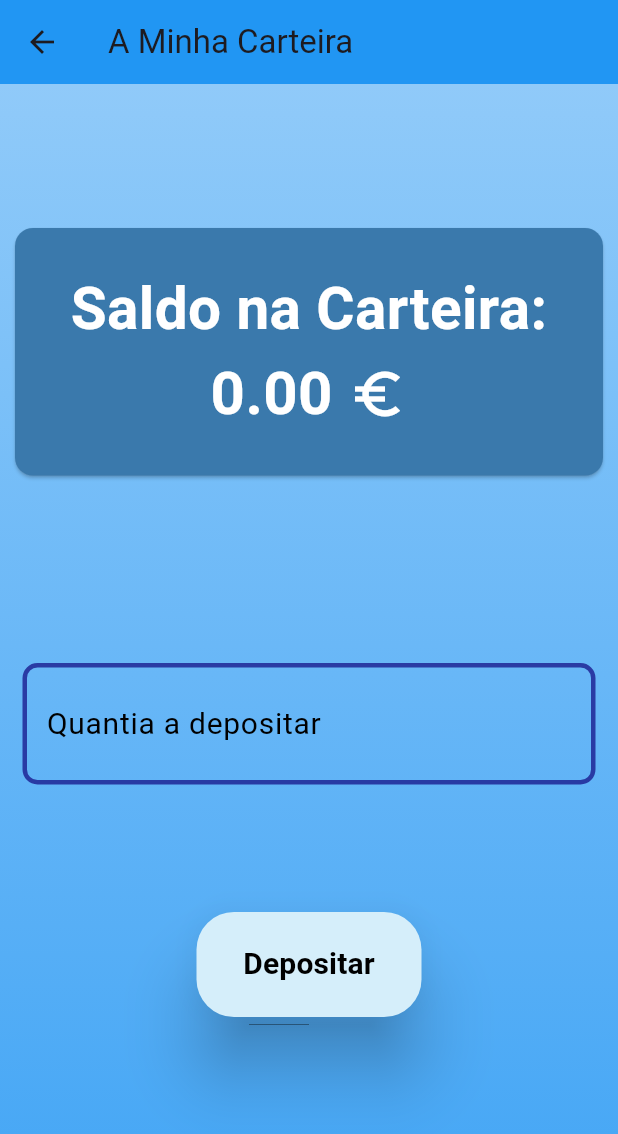
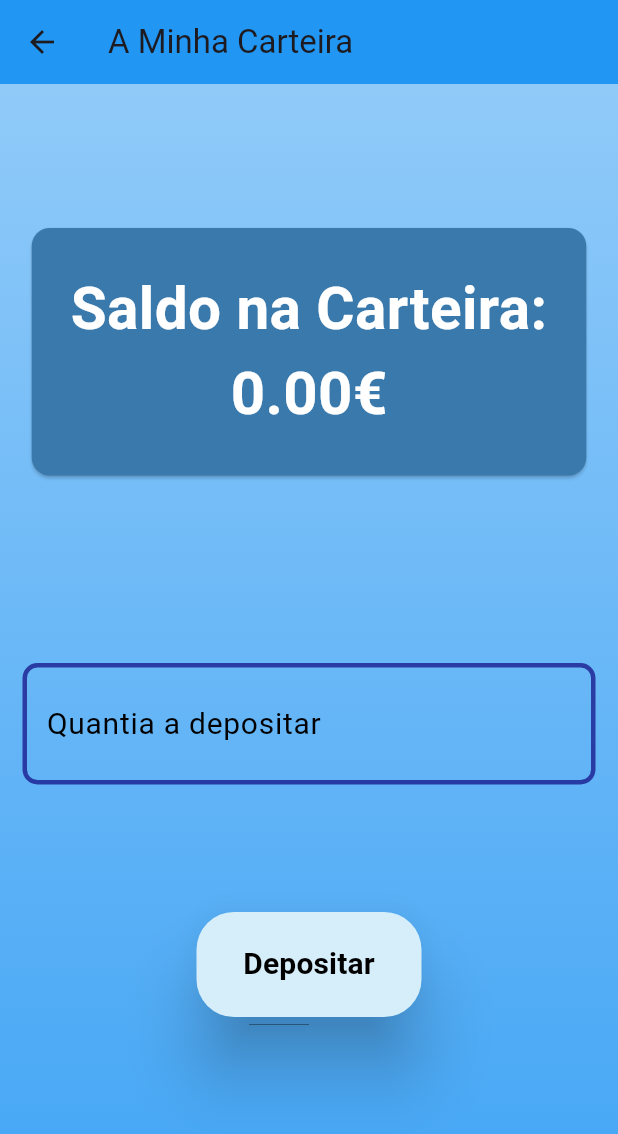
Before and after one commit to BMarujo/TastyBite, a Flutter app: the WalletScreen screen opened directly, after a tap on "Depositar", on a phone screen of 412 x 824 dp. Shown: the top 1134 px of the screen. Run offline on Flutter 3.47's test engine with Material 3 defaults, Android fonts, the phone set to English and light mode, and no system bars; our stand-ins replace chat_bubbles, cloud_firestore, firebase_auth, firebase_core, firebase_storage, flutter_local_notifications and 9 more; accounts and stored records are empty.

Commit message:
várias mudanças

```diff
--- a/lib/home_screens/messenger_screen/chatpage.dart
+++ b/lib/home_screens/messenger_screen/chatpage.dart
@@ -24,8 +24,8 @@ class ChatBubble extends StatelessWidget {
       tail: true,
       text: message,
       isSender: isCurrentUser ? true : false,
-      color: Colors.green.shade600,
-      textStyle: const TextStyle(color: Colors.white),
+      color: isCurrentUser ? Colors.green.shade500 : Colors.green.shade100,
+      textStyle: TextStyle(color: isCurrentUser ? Colors.white : Colors.black),
     );
   }
 }
--- a/lib/home_screens/wallet_screen.dart
+++ b/lib/home_screens/wallet_screen.dart
@@ -1,9 +1,9 @@
 import 'package:flutter/material.dart';
-import 'package:tastybite/util/wallet.dart';
 import 'package:provider/provider.dart';
 import 'package:cloud_firestore/cloud_firestore.dart';
 import 'package:firebase_auth/firebase_auth.dart';
 import 'package:tastybite/locator/service_locator.dart';
+import 'package:tastybite/util/wallet.dart';
 
 final FirebaseAuth _auth = locator.get();
 final FirebaseFirestore _firestore = locator.get();
@@ -15,6 +15,7 @@ class WalletScreen extends StatelessWidget {
   Widget build(BuildContext context) {
     TextEditingController money = TextEditingController();
     Wallet wallet = Provider.of<Wallet>(context);
+    wallet.getBalanceFromFirebase();
     return Scaffold(
       appBar: AppBar(
         title: const Text('A Minha Carteira'),
@@ -41,9 +42,6 @@ class WalletScreen extends StatelessWidget {
                   mainAxisAlignment: MainAxisAlignment.center,
                   crossAxisAlignment: CrossAxisAlignment.center,
                   children: [
-                    Column(
-                      mainAxisAlignment: MainAxisAlignment.center,
-                      children: [
                     const Text(
                       'Saldo na Carteira:',
                       textAlign: TextAlign.center,
@@ -52,26 +50,53 @@ class WalletScreen extends StatelessWidget {
                           color: Colors.white,
                           fontWeight: FontWeight.bold),
                     ),
-                        Row(
-                          mainAxisAlignment: MainAxisAlignment.center,
-                          children: [
-                            Text(
-                              wallet.balance.toStringAsFixed(2),
+                    StreamBuilder<DocumentSnapshot>(
+                      stream: _firestore
+                          .collection('Users')
+                          .doc(_auth.currentUser!.uid)
+                          .snapshots(),
+                      builder: (context, snapshot) {
+                        if (snapshot.connectionState ==
+                            ConnectionState.waiting) {
+                          return const CircularProgressIndicator();
+                        }
+
+                        if (snapshot.hasError) {
+                          return Text(
+                            'Error: ${snapshot.error}',
+                            style: const TextStyle(
+                              fontSize: 20,
+                              fontWeight: FontWeight.bold,
+                              color: Colors.white,
+                            ),
+                          );
+                        }
+
+                        final data =
+                            snapshot.data!.data() as Map<String, dynamic>?;
+
+                        if (data == null) {
+                          // Document doesn't exist, handle accordingly
+                          return const Text(
+                            'Balance not available',
+                            style: TextStyle(
+                              fontSize: 20,
+                              fontWeight: FontWeight.bold,
+                              color: Colors.white,
+                            ),
+                          );
+                        }
+
+                        final balance = data["balance"] ?? 0.0;
+                        return Text(
+                          balance.toStringAsFixed(2) + '€',
                           style: const TextStyle(
                             fontSize: 40,
                             fontWeight: FontWeight.bold,
                             color: Colors.white,
                           ),
-                            ),
-                            const SizedBox(width: 10),
-                            const Icon(
-                              Icons.euro_symbol,
-                              size: 40,
-                              color: Colors.white,
-                            ),
-                          ],
-                        ),
-                      ],
+                        );
+                      },
                     ),
                   ],
                 ),
--- a/lib/util/wallet.dart
+++ b/lib/util/wallet.dart
@@ -1,21 +1,53 @@
+import 'package:cloud_firestore/cloud_firestore.dart';
+import 'package:firebase_auth/firebase_auth.dart';
+import 'package:tastybite/locator/service_locator.dart';
 import 'package:flutter/material.dart';
+
+final FirebaseAuth _auth = locator.get();
+final FirebaseFirestore _firestore = locator.get();
 
 class Wallet extends ChangeNotifier {
   double _balance = 0;
-
   double get balance => _balance;
 
   int points = 0;
 
   int get getPoints => points;
-
-  void deposit(double amount) {
+  Future<void> deposit(double amount) async {
     _balance += amount;
+    await _firestore
+        .collection('Users')
+        .doc(_auth.currentUser!.uid)
+        .set({'balance': _balance}, SetOptions(merge: true));
     notifyListeners();
   }
 
-  void withdraw(double amount) {
+  Future<void> getBalanceFromFirebase() async {
+    try {
+      final DocumentSnapshot snapshot = await FirebaseFirestore.instance
+          .collection('Users')
+          .doc(_auth.currentUser!.uid)
+          .get();
+
+      final data = snapshot.data() as Map<String, dynamic>?;
+
+      if (data == null || !data.containsKey('balance')) {
+        throw Exception('Balance data not available');
+      }
+
+      _balance = data['balance'];
+    } catch (e) {
+      // Handle errors, e.g., logging or notifying the user
+      print('Error retrieving balance: $e');
+    }
+  }
+
+  Future<void> withdraw(double amount) async {
     _balance -= amount;
+    await _firestore
+        .collection('Users')
+        .doc(_auth.currentUser!.uid)
+        .set({'balance': _balance}, SetOptions(merge: true));
     notifyListeners();
   }
 
```
Also changed, not shown: lib/home_screens/menu_screen.dart (+48 -28 lines), lib/home_screens/messenger_screen/messenger_screen.dart (+60 -9 lines), lib/home_screens/order_page.dart (+19 -14 lines), assets/h3.jpg. Lines whose indentation alone changed are shown as unchanged.
